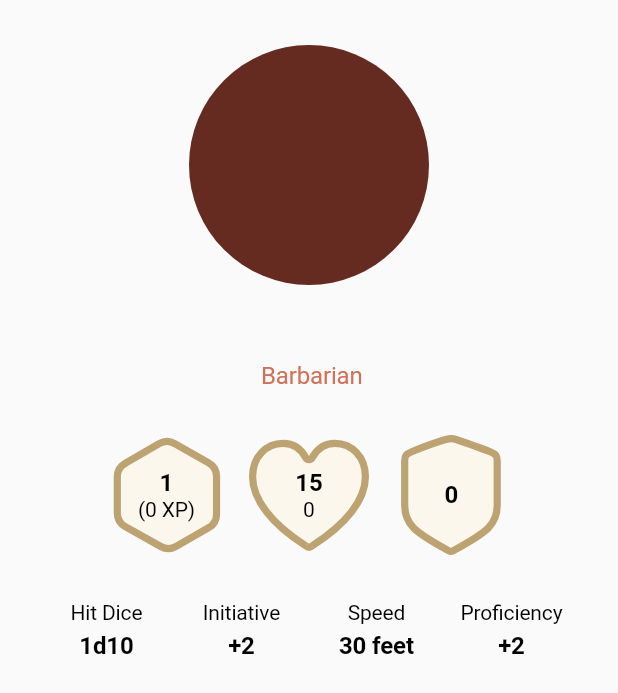
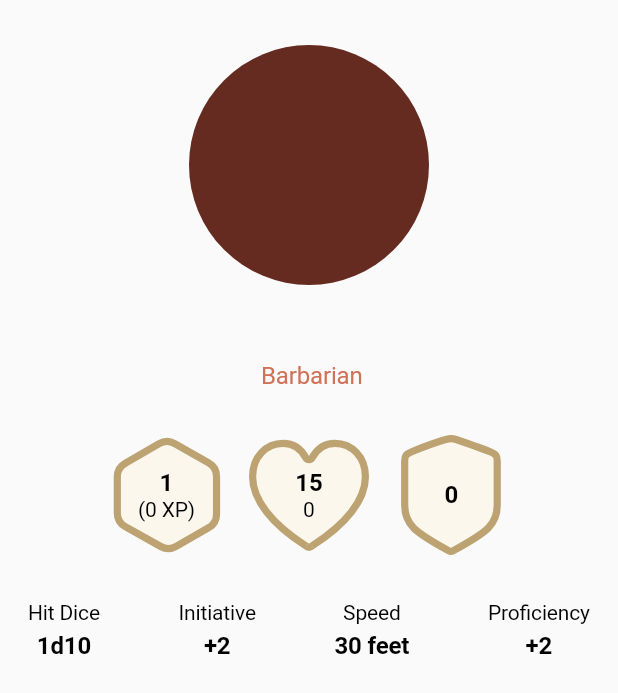
Before and after one commit to Rymfaar/handy-and-d, a Flutter app: the CharacterHeader widget shown alone on an empty page, opened directly with empty values, on a phone screen of 412 x 824 dp. Shown: the top 693 px of the screen. Run offline on Flutter 3.47's test engine with Material 2 defaults, Android fonts, the phone set to English and light mode, and no system bars; our stand-ins replace cloud_firestore, firebase_core, flutter_svg, iconsax; accounts and stored records are empty.

Commit message:
feat-wip: character abilities handling

```diff
--- a/lib/viewmodels/character_viewmodel.dart
+++ b/lib/viewmodels/character_viewmodel.dart
@@ -14,6 +14,20 @@ class CharacterViewModel {
   int get xp => _characterModel.xp;
   int get maxHP => _characterModel.maxHP;
   int get ac => _characterModel.ac;
+
+  int get strength => _characterModel.abilities['str'] ?? 10;
+  int get dexterity => _characterModel.abilities['dex'] ?? 10;
+  int get constitution => _characterModel.abilities['con'] ?? 10;
+  int get intelligence => _characterModel.abilities['int'] ?? 10;
+  int get wisdom => _characterModel.abilities['wis'] ?? 10;
+  int get charisma => _characterModel.abilities['cha'] ?? 10;
+
+  int get strengthMod => ((strength - 10) / 2).floor();
+  int get dexterityMod => ((dexterity - 10) / 2).floor();
+  int get constitutionMod => ((constitution - 10) / 2).floor();
+  int get intelligenceMod => ((intelligence - 10) / 2).floor();
+  int get wisdomMod => ((wisdom - 10) / 2).floor();
+  int get charismaMod => ((charisma - 10) / 2).floor();
 
   int get level {
     if (xp >= 190000) {
--- a/lib/widgets/character_data_frame.dart
+++ b/lib/widgets/character_data_frame.dart
@@ -20,9 +20,7 @@ class CharacterDataFrame extends StatelessWidget {
 
   @override
   Widget build(BuildContext context) {
-    return SizedBox(
-      width: 75.0,
-      child: Column(
+    return Column(
       children: <Widget>[
         CustomText(label, defaultStyle: CAPTION),
         const SizedBox(height: margin.MARGIN_XS),
@@ -40,7 +38,6 @@ class CharacterDataFrame extends StatelessWidget {
           ],
         ),
       ],
-      ),
     );
   }
 }
--- a/lib/widgets/character_header.dart
+++ b/lib/widgets/character_header.dart
@@ -53,7 +53,7 @@ class CharacterHeader extends StatelessWidget {
         ),
         const SizedBox(height: margin.MARGIN_L),
         Row(
-          mainAxisAlignment: MainAxisAlignment.center,
+          mainAxisAlignment: MainAxisAlignment.spaceEvenly,
           children: <Widget>[
             // TODO(abeaudoin): hardcoded values -> get those data from viewmodel
             const CharacterDataFrame(
```
Also changed, not shown: lib/models/character_model.dart (+25 -0 lines), lib/views/view_character/character_skills_tab_view.dart (+30 -2 lines). Lines whose indentation alone changed are shown as unchanged.
